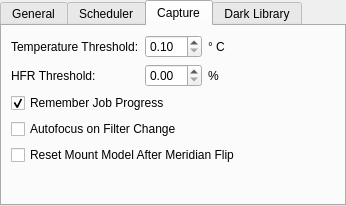
KDE/kstars, file kstars/ekos/opsekos.ui: the form before one commit.
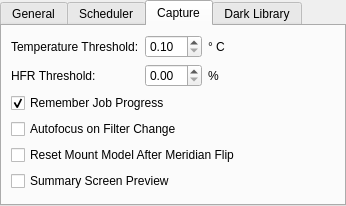
The form after the commit. The open tabs and pages were chosen to show the change.

Commit message: Add separate options for using FITS Viewer externally and using the embedded summary screen viewer. Remove the fits viewer checkbox from Capture module as it is confusing

Patch:
```diff
--- a/kstars/ekos/opsekos.ui
+++ b/kstars/ekos/opsekos.ui
@@ -353,6 +353,16 @@
       </property>
      </widget>
     </item>
+    <item>
+     <widget class="QCheckBox" name="kcfg_useSummaryPreview">
+      <property name="toolTip">
+       <string>Display receieved FITS in the Summary screen preview window.</string>
+      </property>
+      <property name="text">
+       <string>Summary Screen Preview</string>
+      </property>
+     </widget>
+    </item>
     <item>
      <spacer name="verticalSpacer_3">
       <property name="orientation">
```
The commit also changes 8 other files.
